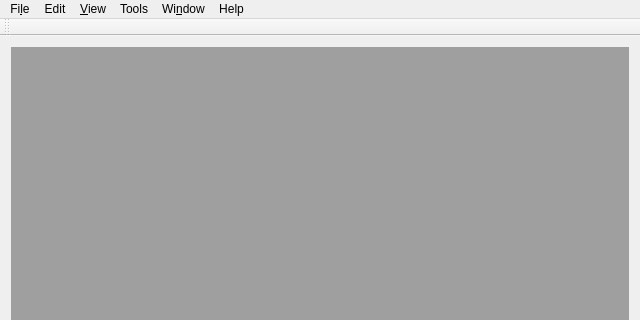
This is src/gui/savvywindow.ui in NikEfth/SAvVy as Qt 5 draws it before an edit; both pictures show x 0 to 640 and y 0 to 320 of the 640 by 473 pixel window. The edited form follows.
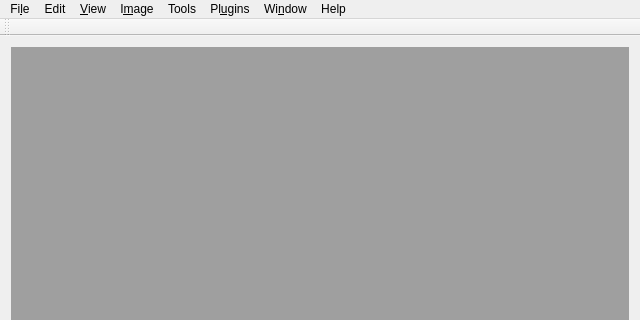
This is the edited form. Icons and pictures are not drawn.

Commit message: Settings Class up and working

Diff of the .ui file:
```diff
--- a/src/gui/savvywindow.ui
+++ b/src/gui/savvywindow.ui
@@ -66,10 +66,34 @@
     </property>
     <addaction name="actionStart_GUI_tests"/>
    </widget>
+   <widget class="QMenu" name="menuImage">
+    <property name="title">
+     <string>I&amp;mage</string>
+    </property>
+    <widget class="QMenu" name="menuAdjust">
+     <property name="title">
+      <string>Adjust</string>
+     </property>
+     <addaction name="actionWindow_Level"/>
+    </widget>
+    <addaction name="menuAdjust"/>
+    <addaction name="separator"/>
+    <addaction name="actionShow_Info"/>
+    <addaction name="separator"/>
+    <addaction name="actionDuplicate"/>
+    <addaction name="actionRename"/>
+   </widget>
+   <widget class="QMenu" name="menuPlugins">
+    <property name="title">
+     <string>Pl&amp;ugins</string>
+    </property>
+   </widget>
    <addaction name="menuFile"/>
    <addaction name="menuEdit"/>
    <addaction name="menuView"/>
+   <addaction name="menuImage"/>
    <addaction name="menuTools"/>
+   <addaction name="menuPlugins"/>
    <addaction name="menuWindow"/>
    <addaction name="menuHelp"/>
   </widget>
```
Left out of the diff: 100 changed lines with no effect on the pictures. The commit also changes 29 other files.
